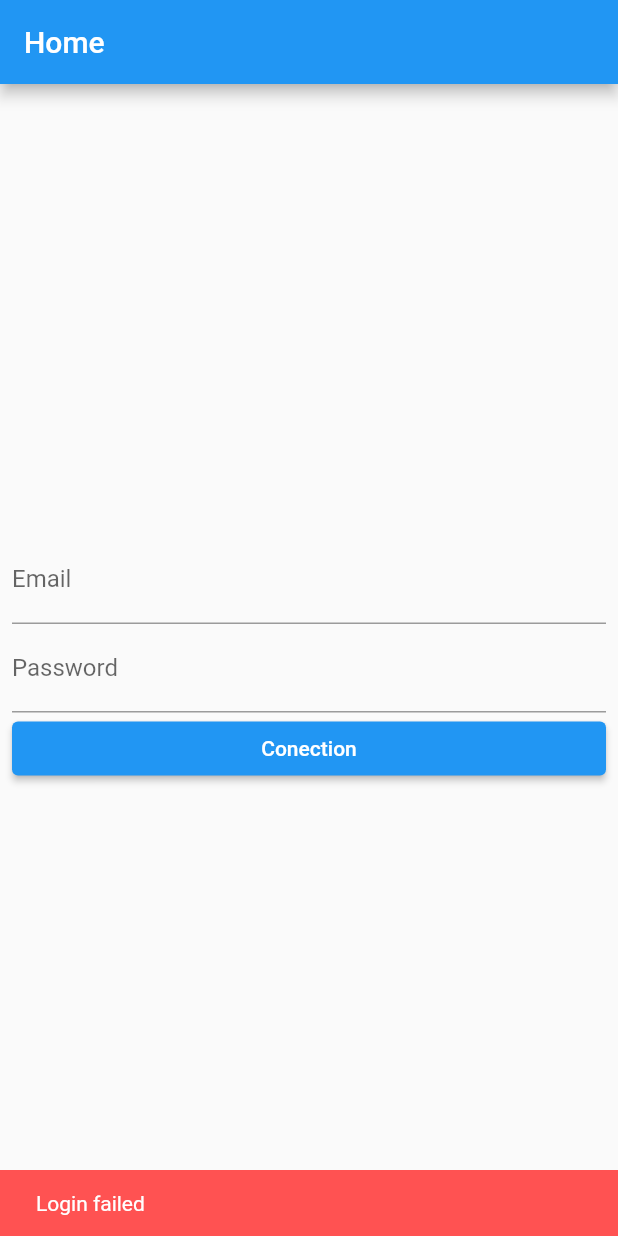
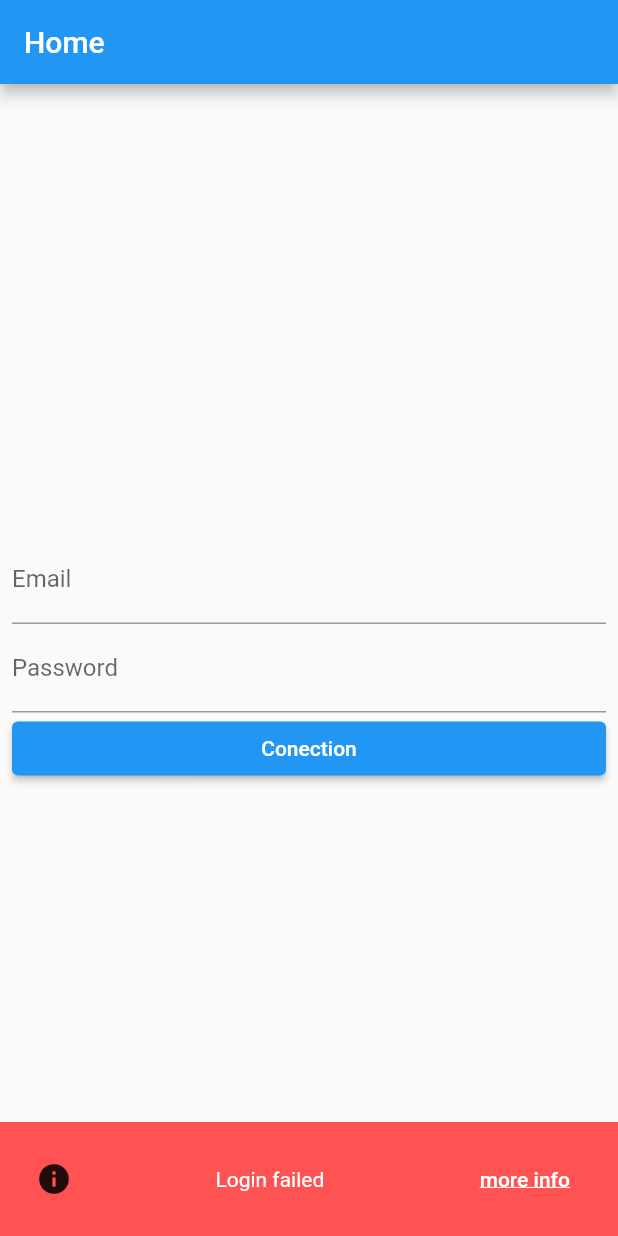
Before and after one commit to KodiakFR/package_validator, a Flutter app: the screen it shows after launch, after a tap on "Conection", on a phone screen of 412 x 824 dp. Run offline on Flutter 3.47's test engine with Material 2 defaults, Android fonts, the light colour scheme and no system bars; our stand-ins replace validators.

Commit message:
Add icon and link in the snackbar

```diff
--- a/lib/Screens/home_page.dart
+++ b/lib/Screens/home_page.dart
@@ -1,4 +1,6 @@
 import 'package:flutter/material.dart';
+import 'package:url_launcher/link.dart';
+
 import 'package:validators/validators.dart';
 
 class HomePage extends StatefulWidget {
@@ -43,15 +45,29 @@ class _HomePageState extends State<HomePage> {
                     onPressed: () {
                       if (isEmail(_emailController.text) &&
                           _passwordController.text.isNotEmpty &&
-                          !_passwordController.text.contains(' ')
-                           ) {
-                        ScaffoldMessenger.of(context).showSnackBar(const SnackBar(
+                          !_passwordController.text.contains(' ')) {
+                        ScaffoldMessenger.of(context)
+                            .showSnackBar(const SnackBar(
                           content: Text('Login Success'),
                           backgroundColor: Colors.green,
                         ));
                       } else {
-                        ScaffoldMessenger.of(context).showSnackBar(const SnackBar(
-                            content: Text('Login failed'),
+                        ScaffoldMessenger.of(context).showSnackBar(SnackBar(
+                            content: Row(
+                              mainAxisAlignment: MainAxisAlignment.spaceBetween,
+                              children: [
+                                const Icon(Icons.info),
+                                const Text('Login failed'),
+                                Link(
+                                    uri: Uri.parse('https://google.fr'),
+                                    target: LinkTarget.blank,
+                                    builder: (context, followlink) {
+                                      return TextButton(
+                                          onPressed: followlink,
+                                          child: const Text('more info',style: TextStyle(decoration: TextDecoration.underline),));
+                                    })
+                              ],
+                            ),
                             backgroundColor: Colors.redAccent));
                       }
                     },
--- a/lib/main.dart
+++ b/lib/main.dart
@@ -19,4 +19,4 @@
       home: const HomePage(),
     );
   }
-}
+}+
--- a/pubspec.yaml
+++ b/pubspec.yaml
@@ -35,6 +35,8 @@ dependencies:
   # Use with the CupertinoIcons class for iOS style icons.
   cupertino_icons: ^1.0.2
   validators: ^3.0.0
+  url_launcher: ^6.1.5
+  url_launcher_android: ^6.0.19
 
 dev_dependencies:
   flutter_test:
```
Also changed, not shown: pubspec.lock, 2 other files.
